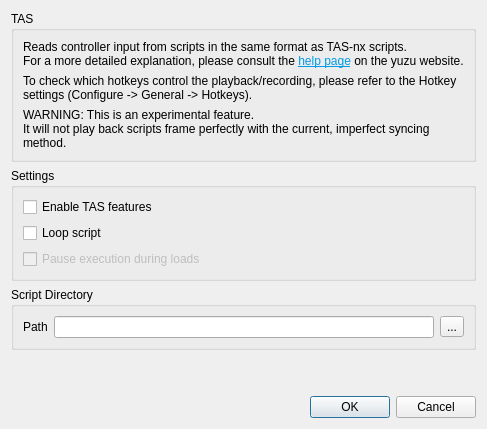
This is src/uzuy/configuration/configure_tas.ui in 2017398956/Uzuy-MMJR as Qt 5 draws it before an edit. The edited form follows.
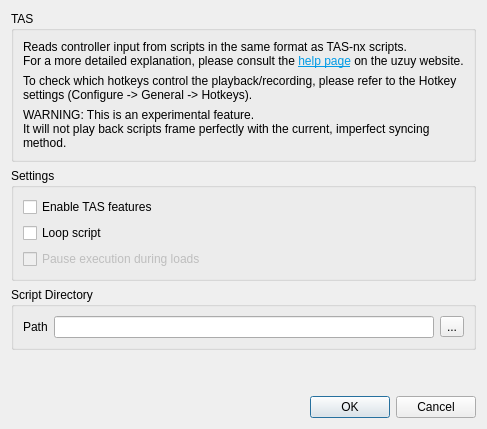
This is the edited form.

```diff
--- a/src/uzuy/configuration/configure_tas.ui
+++ b/src/uzuy/configuration/configure_tas.ui
@@ -14,7 +14,7 @@
         <item row="0" column="0" colspan="4">
          <widget class="QLabel" name="label_1">
           <property name="text">
-           <string>&lt;html&gt;&lt;head/&gt;&lt;body&gt;&lt;p&gt;Reads controller input from scripts in the same format as TAS-nx scripts.&lt;br/&gt;For a more detailed explanation, please consult the &lt;a href=&quot;https://yuzu-emu.org/help/feature/tas/&quot;&gt;&lt;span style=&quot; text-decoration: underline; color:#039be5;&quot;&gt;help page&lt;/span&gt;&lt;/a&gt; on the yuzu website.&lt;/p&gt;&lt;/body&gt;&lt;/html&gt;</string>
+           <string>&lt;html&gt;&lt;head/&gt;&lt;body&gt;&lt;p&gt;Reads controller input from scripts in the same format as TAS-nx scripts.&lt;br/&gt;For a more detailed explanation, please consult the &lt;a href=&quot;https://uzuy-emu.org/help/feature/tas/&quot;&gt;&lt;span style=&quot; text-decoration: underline; color:#039be5;&quot;&gt;help page&lt;/span&gt;&lt;/a&gt; on the uzuy website.&lt;/p&gt;&lt;/body&gt;&lt;/html&gt;</string>
           </property>
           <property name="openExternalLinks">
            <bool>true</bool>
```
